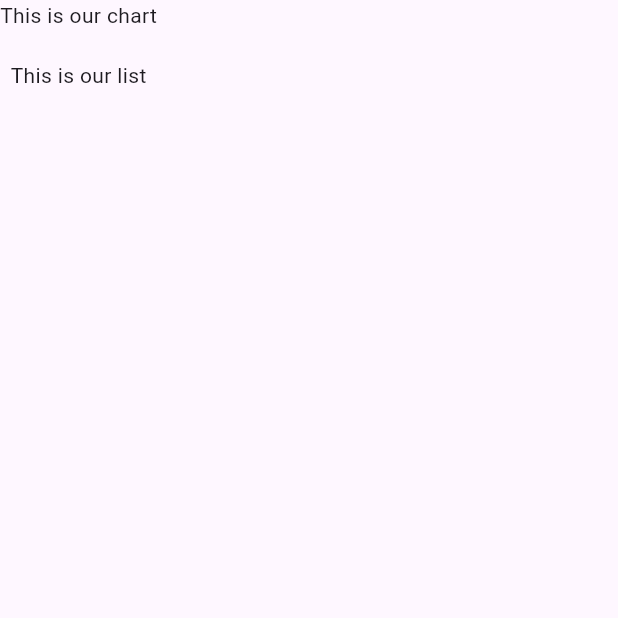
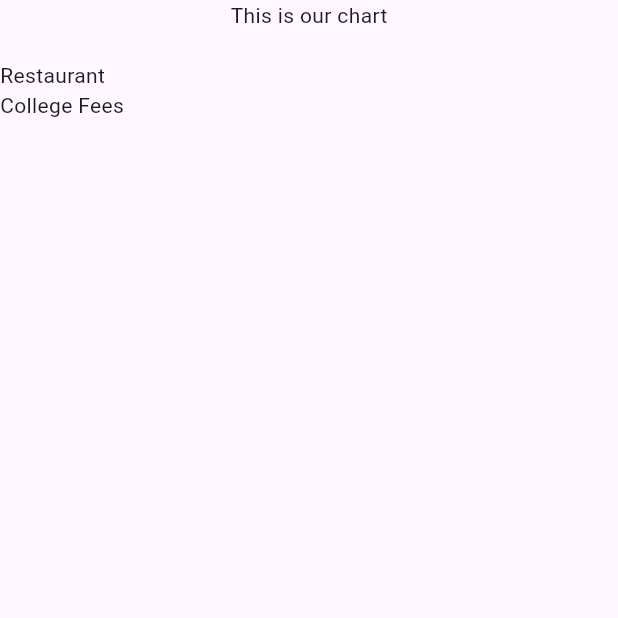
Before and after one commit to PurvaVyawahare/ExpenseTrackerApp, a Flutter app: the screen it shows after launch, on a phone screen of 412 x 824 dp, the top half of it. Run offline on Flutter 3.47's test engine with Material 3 defaults, Android fonts, the phone set to English and light mode, and no system bars.

Commit message:
Created the basic interface

```diff
--- a/lib/expense.dart
+++ b/lib/expense.dart
@@ -1,3 +1,5 @@
+import 'package:expense_tracker/expense_list.dart';
+import 'package:expense_tracker/models/expense_model.dart';
 import 'package:flutter/material.dart';
 
 class Expense extends StatefulWidget {
@@ -9,6 +11,10 @@ class Expense extends StatefulWidget {
 }
 
 class _ExpenseState extends State<Expense> {
+  final List<Expensemodel> _registeredExpense = [
+    Expensemodel(title: 'Restaurant', amount: 2.512, date: DateTime.now()),
+    Expensemodel(title: 'College Fees', amount: 1256.2, date: DateTime.now()),
+  ];
   @override
   Widget build(BuildContext context) {
     return Scaffold(
@@ -16,7 +22,7 @@ class _ExpenseState extends State<Expense> {
         children: [
           Text('This is our chart'),
           SizedBox(height: 20),
-          Text('This is our list'),
+          Expanded(child: ExpenseList(registeredExpense: _registeredExpense)),
         ],
       ),
     );
--- /dev/null
+++ b/lib/expense_list.dart
@@ -0,0 +1,16 @@
+import 'package:expense_tracker/models/expense_model.dart';
+import 'package:flutter/material.dart';
+
+class ExpenseList extends StatelessWidget {
+  const ExpenseList({required this.registeredExpense, super.key});
+  final List<Expensemodel> registeredExpense;
+  @override
+  Widget build(BuildContext context) {
+    return ListView.builder(
+      itemCount: registeredExpense.length,
+      itemBuilder: (context, index) {
+        return Text(registeredExpense[index].title);
+      },
+    );
+  }
+}
--- /dev/null
+++ b/lib/models/expense_model.dart
@@ -0,0 +1,12 @@
+import 'package:uuid/uuid.dart';
+
+final uuid = Uuid();
+
+class Expensemodel {
+  Expensemodel({required this.title, required this.amount, required this.date})
+    : id = uuid.v4();
+  String id;
+  String title;
+  double amount;
+  DateTime date;
+}
--- a/pubspec.yaml
+++ b/pubspec.yaml
@@ -34,6 +34,7 @@ dependencies:
   # The following adds the Cupertino Icons font to your application.
   # Use with the CupertinoIcons class for iOS style icons.
   cupertino_icons: ^1.0.8
+  uuid: ^4.5.1
 
 dev_dependencies:
   flutter_test:
```
Also changed, not shown: pubspec.lock, 1 other file.
